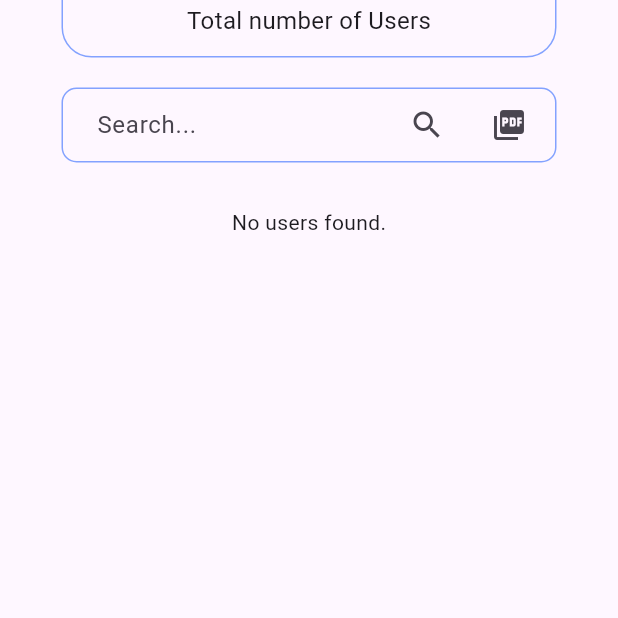
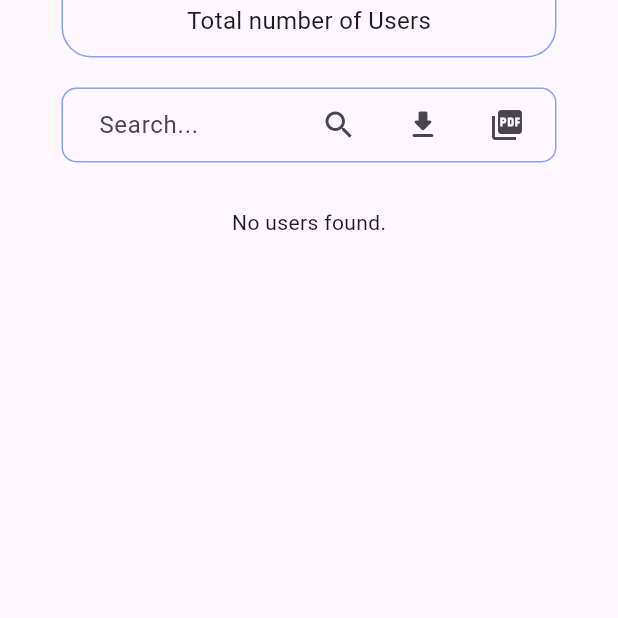
Before and after one commit to At0kSharma/upway_in, a Flutter app: the UserListScreen screen opened directly, after a tap on the "picture as pdf" icon, on a phone screen of 412 x 824 dp, the part 370-988 px from its top. Run offline on Flutter 3.47's test engine with Material 3 defaults, Android fonts, the phone set to English and light mode, and no system bars; our stand-ins replace cloud_firestore, csv, firebase_auth, firebase_core, flutter_otp_text_field, get and 3 more; accounts and stored records are empty.

Commit message:
CSV Generation and Download

```diff
--- a/lib/bindings/global_binding.dart
+++ b/lib/bindings/global_binding.dart
@@ -4,6 +4,7 @@ import 'package:upway_in/features/authentication/authentication_controller.dart'
 import 'package:upway_in/features/authentication/user/controller/user_controller.dart';
 import 'package:upway_in/features/home/controller/update_otp_status.dart';
 import 'package:upway_in/features/login/controller/login_controller.dart';
+import 'package:upway_in/features/userlist/controller/csv_controller.dart';
 import 'package:upway_in/features/userlist/controller/pdf_controller.dart';
 import 'package:upway_in/features/userlist/controller/user_list_controller.dart';
 import 'package:upway_in/features/verify/controller/verify_controller.dart';
@@ -14,6 +15,7 @@ class GlobalBindings extends Bindings {
     Get.put<UpdateOTPController>(UpdateOTPController(), permanent: true);
     Get.put<AdminLoginController>(AdminLoginController(), permanent: true);
     Get.put<PdfController>(PdfController(), permanent: true);
+    Get.put<CsvController>(CsvController(), permanent: true);
     Get.put<UserController>(UserController(), permanent: true);
     Get.put<UserListController>(UserListController(), permanent: true);
     Get.put<VerifyController>(VerifyController(), permanent: true);
--- a/lib/features/login/screen/widget/admin_login_btn.dart
+++ b/lib/features/login/screen/widget/admin_login_btn.dart
@@ -1,6 +1,7 @@
 import 'package:flutter/foundation.dart';
 import 'package:flutter/material.dart';
 import 'package:get/get.dart';
+import 'package:upway_in/features/admin/screen/admin_login_screen.dart';
 import 'package:upway_in/features/dashboard/screen/dashboard_screen.dart';
 
 class AdminLoginBtn extends StatelessWidget {
@@ -14,7 +15,7 @@ class AdminLoginBtn extends StatelessWidget {
       padding: const EdgeInsets.only(top: 50.0, left: 135, right: 135),
       child: ElevatedButton(
         onPressed: () {
-          Get.offAll(() => const DashboardScreen());
+          Get.offAll(() => const AdminLogin());
         },
         style: ElevatedButton.styleFrom(
           padding: const EdgeInsets.all(0),
--- a/lib/features/userlist/controller/pdf_controller.dart
+++ b/lib/features/userlist/controller/pdf_controller.dart
@@ -61,7 +61,7 @@ class PdfController extends GetxController {
 
     // Get the external storage directory
     // final Directory? externalDir = await getExternalStorageDirectory();
-    final Directory? externalDir = await getDownloadsDirectory();
+    final Directory? externalDir = await getExternalStorageDirectory();
 
     if (externalDir != null) {
       // Save the PDF file to the external directory
--- a/lib/features/userlist/screen/user_list_screen.dart
+++ b/lib/features/userlist/screen/user_list_screen.dart
@@ -2,6 +2,7 @@ import 'package:flutter/material.dart';
 import 'package:get/get.dart';
 import 'package:upway_in/common/widget/user_quantity.dart';
 import 'package:upway_in/features/login/screen/login_screen.dart';
+import 'package:upway_in/features/userlist/controller/csv_controller.dart';
 import 'package:upway_in/features/userlist/controller/pdf_controller.dart';
 import 'package:upway_in/features/userlist/controller/user_list_controller.dart';
 import 'package:upway_in/features/userlist/screen/widget/fetch_user_list.dart';
@@ -106,7 +107,7 @@ class _UserListScreenState extends State<UserListScreen> {
                 crossAxisAlignment: CrossAxisAlignment.center,
                 children: [
                   SizedBox(
-                    width: 260,
+                    width: 200,
                     child: TextField(
                       controller: searchController,
                       onChanged: (value) {
@@ -121,6 +122,13 @@ class _UserListScreenState extends State<UserListScreen> {
                         floatingLabelBehavior: FloatingLabelBehavior.never,
                       ),
                     ),
+                  ),
+                  IconButton(
+                    onPressed: () {
+                      CsvController.instance
+                          .generateCsvFile(userListOnSelectedDate);
+                    },
+                    icon: const Icon(Icons.download_rounded),
                   ),
                   IconButton(
                     onPressed: () {
```
Also changed, not shown: lib/features/userlist/controller/csv_controller.dart (added, +55 -0 lines).
